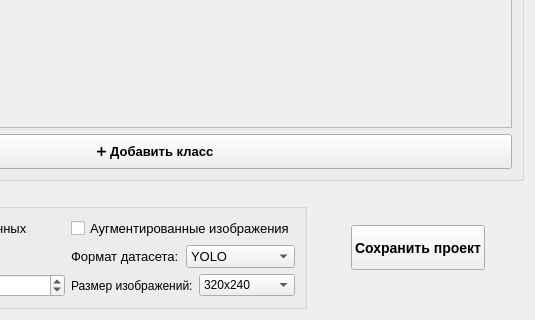
Old version of the form src/uis/tabs/project_tab.ui in the repository b1t0nese/MacLearn; both pictures show x 225 to 760 and y 180 to 500 of the 760 by 500 pixel window.
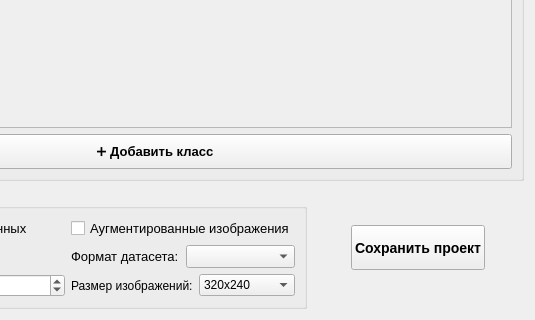
New version of the form.

Commit message:
YOLO EXPORT UPDATE | Fixes
+yolo export
+change images size in export
+export module
+fixes

What changed in the file:
```diff
--- a/src/uis/tabs/project_tab.ui
+++ b/src/uis/tabs/project_tab.ui
@@ -130,14 +130,6 @@
             <property name="styleSheet">
              <string notr="true">font-size: 13px;</string>
             </property>
-            <property name="currentText">
-             <string>YOLO</string>
-            </property>
-            <item>
-             <property name="text">
-              <string>YOLO</string>
-             </property>
-            </item>
            </widget>
           </item>
          </layout>
```
The commit also changes 5 other files.
